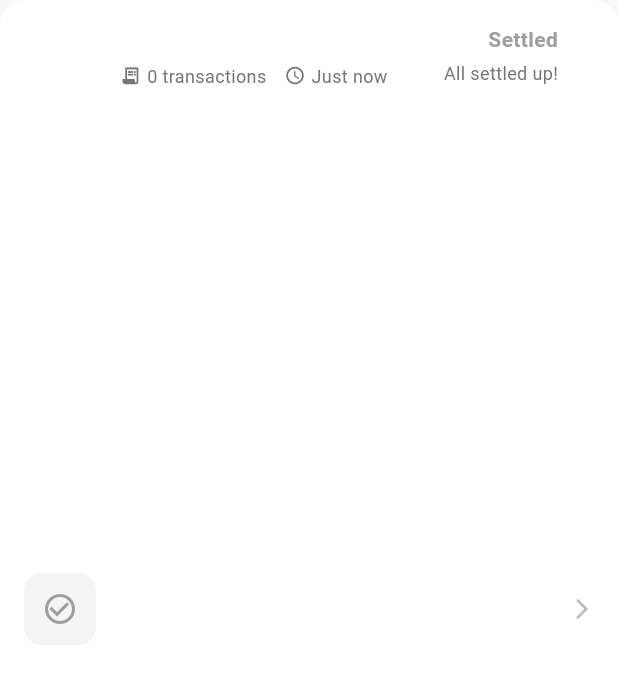
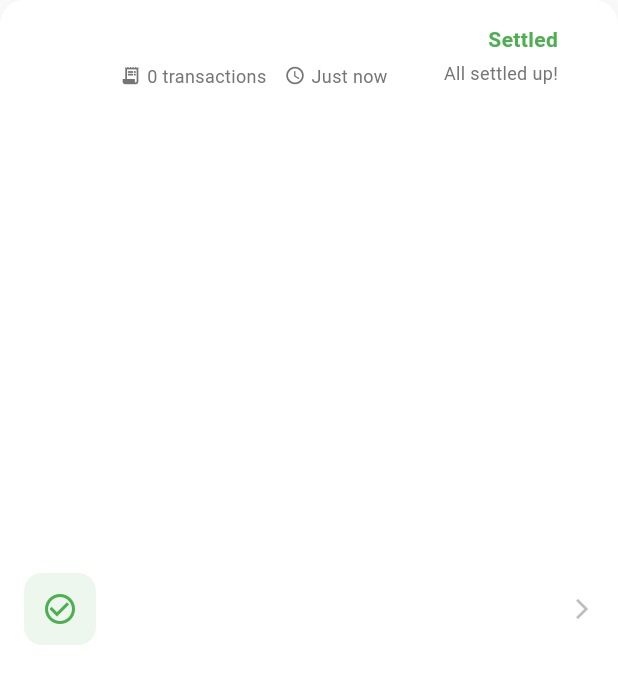
Before and after one commit to malik-l0l/Money_Manager, a Flutter app: the PersonSummaryCard widget shown alone on an empty page, opened directly with empty values, on a phone screen of 412 x 824 dp. Shown: the top 684 px of the screen. Run offline on Flutter 3.47's test engine with Material 3 defaults, Android fonts, the phone set to English and light mode, and no system bars; our stand-ins replace hive, hive_flutter; accounts and stored records are empty; Roboto replaces fonts that are missing (SF Pro Display).

Commit message:
fix(app):settled people in bottom, fixed owe claim not persisting issue

```diff
--- a/lib/widgets/person_summary_card.dart
+++ b/lib/widgets/person_summary_card.dart
@@ -5,17 +5,21 @@ import '../utils/date_formatter.dart';
 class PersonSummaryCard extends StatelessWidget {
   final PersonSummary person;
   final VoidCallback onTap;
+  final bool showTimeAgo;
+  final bool isSettled;
 
   const PersonSummaryCard({
     Key? key,
     required this.person,
     required this.onTap,
+    this.showTimeAgo = true,
+    this.isSettled = false,
   }) : super(key: key);
 
   @override
   Widget build(BuildContext context) {
     final balanceColor = person.isSettled
-        ? Colors.grey
+        ? Colors.green
         : person.owesYou
             ? Colors.green
             : Colors.red;
@@ -23,9 +27,15 @@ class PersonSummaryCard extends StatelessWidget {
     return Container(
       margin: EdgeInsets.only(bottom: 12),
       decoration: BoxDecoration(
-        color: Theme.of(context).cardColor,
+        color: isSettled
+            ? Colors.green.withOpacity(0.05)
+            : Theme.of(context).cardColor,
         borderRadius: BorderRadius.circular(16),
-        boxShadow: [
+        border:
+            isSettled ? Border.all(color: Colors.green.withOpacity(0.2)) : null,
+        boxShadow: isSettled
+            ? []
+            : [
                 BoxShadow(
                   color: Colors.black.withOpacity(0.05),
                   blurRadius: 10,
@@ -69,6 +79,7 @@ class PersonSummaryCard extends StatelessWidget {
                         style: TextStyle(
                           fontSize: 16,
                           fontWeight: FontWeight.w600,
+                          color: isSettled ? Colors.green[700] : null,
                         ),
                         maxLines: 1,
                         overflow: TextOverflow.ellipsis,
@@ -89,6 +100,7 @@ class PersonSummaryCard extends StatelessWidget {
                               color: Colors.grey[600],
                             ),
                           ),
+                          if (showTimeAgo) ...[
                             SizedBox(width: 12),
                             Icon(
                               Icons.access_time,
@@ -104,6 +116,7 @@ class PersonSummaryCard extends StatelessWidget {
                                 color: Colors.grey[600],
                               ),
                             ),
+                          ],
                         ],
                       ),
                     ],
```
Also changed, not shown: lib/screens/people_manager_screen.dart (+76 -15 lines), lib/screens/person_detail_screen.dart (+6 -16 lines), lib/models/people_transaction.g.dart. Lines whose indentation alone changed are shown as unchanged.
